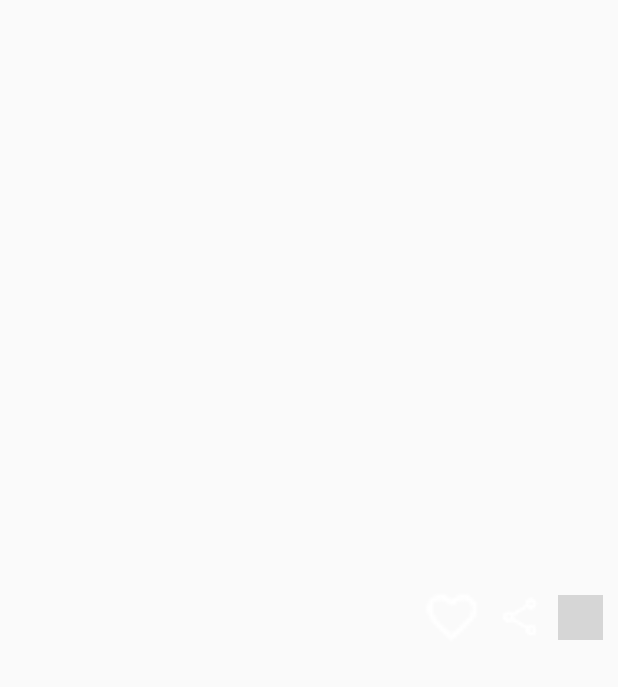
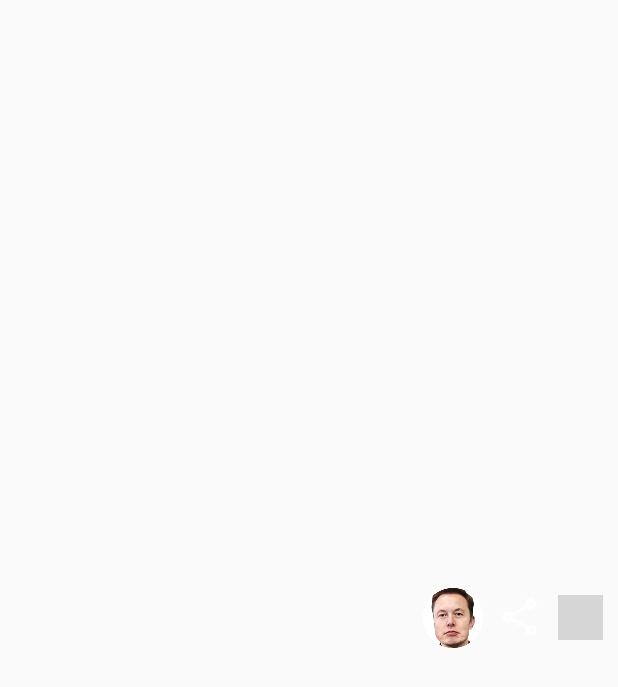
Before and after one commit to CodingBot000/GiphyToyProject, an Android app: the layout top_info_view.xml on its own in the app's theme, with its tools: preview values and no code run, on a phone screen of 412 x 824 dp. Shown: the top 687 px of the screen. Run offline under Robolectric (Android 15) with nearby library versions, the phone set to English and light mode, and no system bars; grey boxes are pictures that could not be loaded.

Commit message:
Change favorite images

```diff
--- a/app/src/main/res/drawable/checkbox.xml
+++ b/app/src/main/res/drawable/checkbox.xml
@@ -1,8 +1,8 @@
 <?xml version="1.0" encoding="utf-8"?>
 <selector xmlns:android="http://schemas.android.com/apk/res/android">
 
-    <item android:drawable="@drawable/favorite_white_fill" android:state_selected="true"/>
-    <item android:drawable="@drawable/favorite_white_fill" android:state_checked="true"></item>
-    <item android:drawable="@drawable/favorite_white_border"></item>
+    <item android:drawable="@drawable/musk_smile_circle" android:state_selected="true"/>
+    <item android:drawable="@drawable/musk_smile_circle" android:state_checked="true"></item>
+    <item android:drawable="@drawable/musk_normal_circle"></item>
 
 </selector>
```
Also changed, not shown: app/src/main/res/drawable-xxhdpi/favorite_white_border.png (deleted), app/src/main/res/drawable-xxhdpi/favorite_white_fill.png (deleted), app/src/main/res/drawable-xxhdpi/musk_normal_circle.png (added), app/src/main/res/drawable-xxhdpi/musk_smile_circle.png (added).
